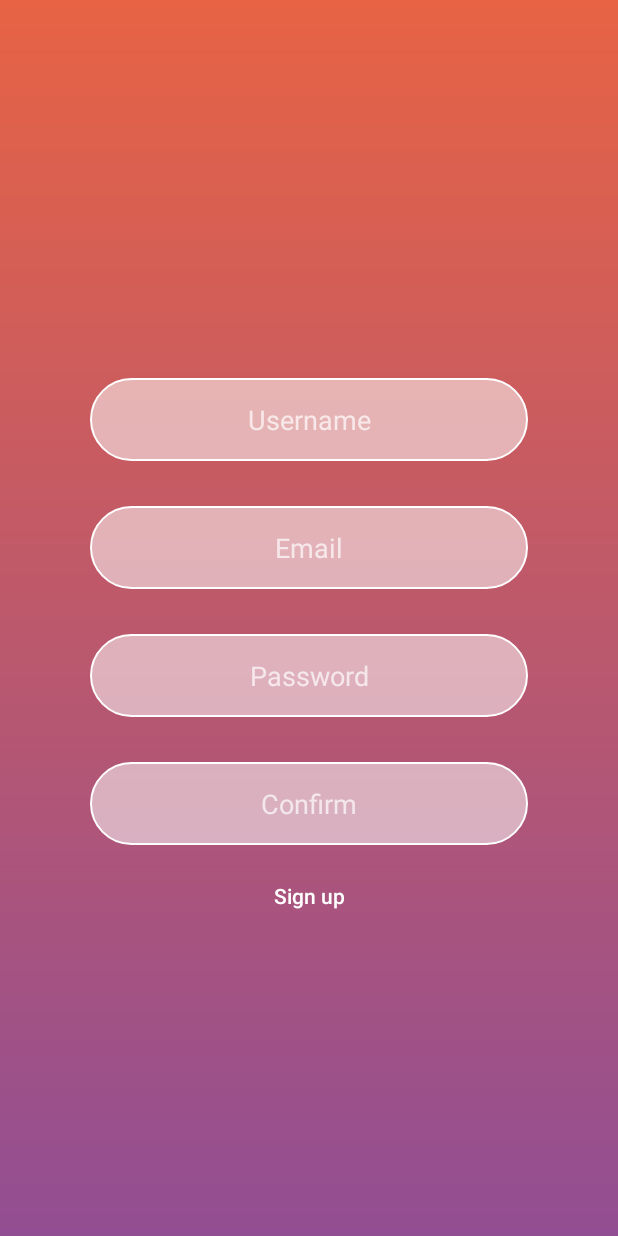
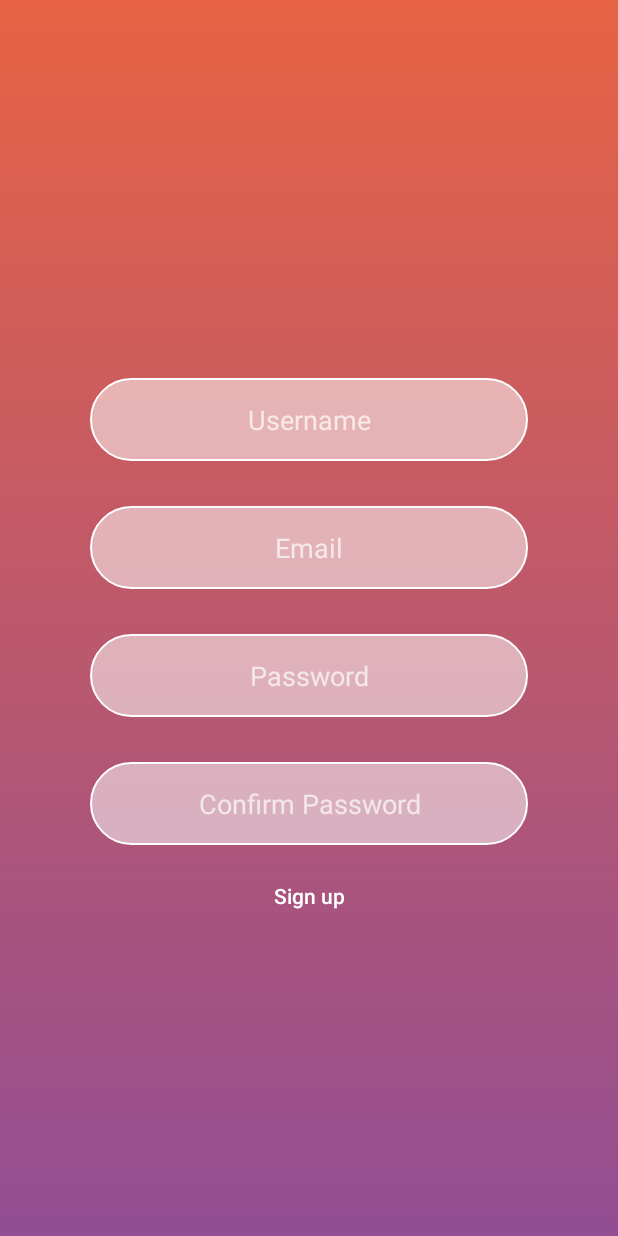
Before and after one commit to yuuming/Yumistagram, an Android app: the SignUpActivity screen opened directly, with no data from a screen before it, on a phone screen of 412 x 824 dp. Run offline under Robolectric (Android 15) with nearby library versions, the phone set to English and light mode, and no system bars.

Commit message:
Changed inputType for confirm EditText

```diff
--- a/app/src/main/res/layout/activity_sign_up.xml
+++ b/app/src/main/res/layout/activity_sign_up.xml
@@ -66,7 +66,7 @@
         android:gravity="center_horizontal"
         android:padding="15dp"
         android:hint="@string/confirm"
-        android:inputType="text"
+        android:inputType="textPassword"
         android:background="@drawable/text_border"
         />
 
--- a/app/src/main/res/values/strings.xml
+++ b/app/src/main/res/values/strings.xml
@@ -10,7 +10,7 @@
 
     //create account page
     <string name="username">Username</string>
-    <string name="confirm">Confirm</string>
+    <string name="confirm">Confirm Password</string>
 
 
     //Profile page
```
